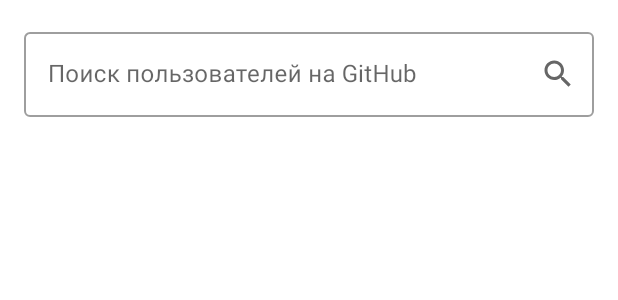
After one commit to DmitryXIII/GitHub_ApiApp, an Android app: the layout fragment_user_search.xml on its own in the app's theme, with its tools: preview values and no code run, on a phone screen of 412 x 824 dp. The commit adds this screen. Shown: the top 300 px of the screen. Run offline under Robolectric (Android 15) with nearby library versions, the phone set to English and light mode, and no system bars.

Commit message:
User search fragment added

```diff
--- /dev/null
+++ b/app/src/main/res/drawable/ic_search.xml
@@ -0,0 +1,6 @@
+<?xml version="1.0" encoding="UTF-8" standalone="no"?>
+<vector xmlns:android="http://schemas.android.com/apk/res/android" android:height="24dp" android:tint="#000000" android:viewportHeight="24.0" android:viewportWidth="24.0" android:width="24dp">
+
+    <path android:fillColor="@android:color/white" android:pathData="M15.5,14h-0.79l-0.28,-0.27C15.41,12.59 16,11.11 16,9.5 16,5.91 13.09,3 9.5,3S3,5.91 3,9.5 5.91,16 9.5,16c1.61,0 3.09,-0.59 4.23,-1.57l0.27,0.28v0.79l5,4.99L20.49,19l-4.99,-5zM9.5,14C7.01,14 5,11.99 5,9.5S7.01,5 9.5,5 14,7.01 14,9.5 11.99,14 9.5,14z"/>
+
+</vector>
--- /dev/null
+++ b/app/src/main/res/layout/fragment_user_search.xml
@@ -0,0 +1,40 @@
+<?xml version="1.0" encoding="utf-8"?>
+<androidx.constraintlayout.widget.ConstraintLayout xmlns:android="http://schemas.android.com/apk/res/android"
+    xmlns:app="http://schemas.android.com/apk/res-auto"
+    android:layout_width="match_parent"
+    android:layout_height="match_parent"
+    android:focusable="true"
+    android:focusableInTouchMode="true"
+    android:padding="@dimen/padding_16">
+
+    <com.google.android.material.textfield.TextInputLayout
+        android:id="@+id/user_search_input_layout"
+        style="@style/Widget.MaterialComponents.TextInputLayout.OutlinedBox"
+        android:layout_width="@dimen/zero"
+        android:layout_height="wrap_content"
+        android:layout_marginBottom="@dimen/margin_8"
+        android:hint="@string/user_search_hint"
+        app:endIconDrawable="@drawable/ic_search"
+        app:endIconMode="custom"
+        app:layout_constraintBottom_toTopOf="@id/user_list_recycler_view"
+        app:layout_constraintEnd_toEndOf="parent"
+        app:layout_constraintStart_toStartOf="parent"
+        app:layout_constraintTop_toTopOf="parent">
+
+        <com.google.android.material.textfield.TextInputEditText
+            android:id="@+id/user_search_edit_text"
+            android:layout_width="match_parent"
+            android:layout_height="wrap_content"
+            android:singleLine="true"
+            android:textColor="?colorOnPrimary" />
+    </com.google.android.material.textfield.TextInputLayout>
+
+    <androidx.recyclerview.widget.RecyclerView
+        android:id="@+id/user_list_recycler_view"
+        android:layout_width="@dimen/zero"
+        android:layout_height="@dimen/zero"
+        app:layout_constraintBottom_toBottomOf="parent"
+        app:layout_constraintEnd_toEndOf="parent"
+        app:layout_constraintStart_toStartOf="parent"
+        app:layout_constraintTop_toBottomOf="@id/user_search_input_layout" />
+</androidx.constraintlayout.widget.ConstraintLayout>
--- /dev/null
+++ b/app/src/main/res/values/dimens.xml
@@ -0,0 +1,6 @@
+<?xml version="1.0" encoding="utf-8"?>
+<resources>
+    <dimen name="zero">0dp</dimen>
+    <dimen name="padding_16">16dp</dimen>
+    <dimen name="margin_8">8dp</dimen>
+</resources>
--- a/app/src/main/res/values/strings.xml
+++ b/app/src/main/res/values/strings.xml
@@ -1,3 +1,4 @@
 <resources>
     <string name="app_name">GitHub ApiApp</string>
+    <string name="user_search_hint">Поиск пользователей на GitHub</string>
 </resources>
```
Also changed, not shown: app/src/main/java/com/ineedyourcode/githubapiapp/MainActivity.kt (+8 -0 lines), app/src/main/java/com/ineedyourcode/githubapiapp/ui/screens/usersearch/UserSearchFragment.kt (added, +12 -0 lines), app/src/main/res/layout/activity_main.xml (+6 -11 lines).
